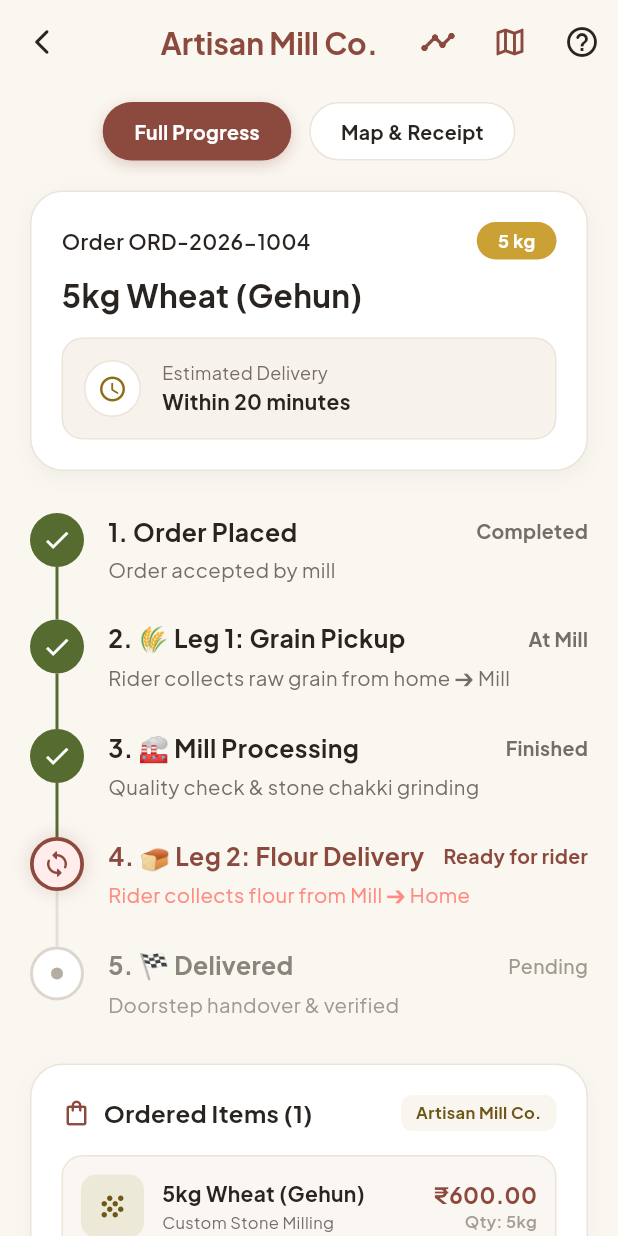
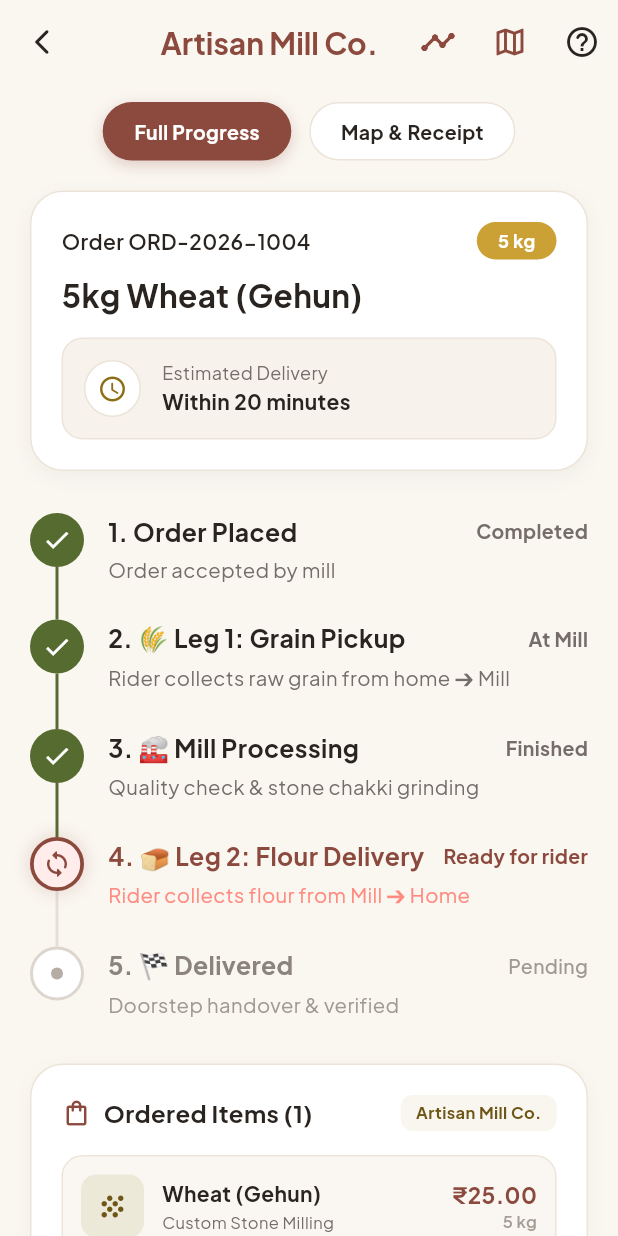
Before and after one commit to jaimiltrived/herdoor-, a Flutter app: the OrderTrackingScreen screen opened directly with sample values from the repository, on a phone screen of 412 x 824 dp. Run offline on Flutter 3.47's test engine with Material 3 defaults, Android fonts, the phone set to English and light mode, and no system bars; our stand-ins replace flutter_map, flutter_secure_storage, google_fonts, latlong2; accounts and stored records are empty; network calls fail.

Commit message:
Fix invoice and order tracking price breakdown consistency across Checkout, Invoice, and Tracking

```diff
--- a/frontend/lib/models/app_models.dart
+++ b/frontend/lib/models/app_models.dart
@@ -105,6 +105,7 @@
   final String deliveryAddress;
   final String paymentMethod;
   final double millingFee;
+  final double pickupFee;
   final double deliveryFee;
   final List<Map<String, dynamic>> items;
 
@@ -131,8 +132,9 @@
     this.pickupAddress = 'Home - 124 Heritage Way',
     this.deliveryAddress = 'Home - 124 Heritage Way',
     this.paymentMethod = 'Visa Card (•••• 4242)',
-    this.millingFee = 5.00,
-    this.deliveryFee = 2.50,
+    this.millingFee = 0.0,
+    this.pickupFee = 0.0,
+    this.deliveryFee = 0.0,
     this.items = const [],
     this.millPhone = '+919876543211',
     this.deliveryDriverName,
--- a/frontend/lib/models/merchant_models.dart
+++ b/frontend/lib/models/merchant_models.dart
@@ -156,6 +156,10 @@
   String? intakeStatus; // 'ACCEPTED' | 'REJECTED' | 'PENDING'
   final String? rejectionReason;
   final String? rejectionNotes;
+  final double pickupFee;
+  final double deliveryFee;
+  final double millingFee;
+  final List<Map<String, dynamic>> items;
 
   MerchantOrder({
     this.numericId,
@@ -178,6 +182,10 @@
     this.intakeStatus,
     this.rejectionReason,
     this.rejectionNotes,
+    this.pickupFee = 0.0,
+    this.deliveryFee = 35.0,
+    this.millingFee = 0.0,
+    this.items = const [],
   });
 
   factory MerchantOrder.fromJson(Map<String, dynamic> json) {
@@ -271,6 +279,17 @@
     if (json['timeline'] is List) {
       steps = (json['timeline'] as List)
           .map((item) => MerchantProcessStep.fromJson(item as Map<String, dynamic>))
+          .toList();
+    }
+
+    final double pickup = (json['pickupFee'] as num?)?.toDouble() ?? 0.0;
+    final double delivery = (json['deliveryFee'] as num?)?.toDouble() ?? 35.0;
+    final double milling = (json['millingFee'] as num?)?.toDouble() ?? 0.0;
+    List<Map<String, dynamic>> orderItems = [];
+    if (json['items'] is List) {
+      orderItems = (json['items'] as List)
+          .whereType<Map>()
+          .map((item) => Map<String, dynamic>.from(item))
           .toList();
     }
 
@@ -304,6 +323,10 @@
       intakeStatus: json['intakeStatus'] ?? (rawStatus == 'PROCESSING' ? 'ACCEPTED' : null),
       rejectionReason: json['rejectionReason'],
       rejectionNotes: json['rejectionNotes'],
+      pickupFee: pickup,
+      deliveryFee: delivery,
+      millingFee: milling,
+      items: orderItems,
     );
   }
 
--- a/frontend/lib/screens/dashboard_screen.dart
+++ b/frontend/lib/screens/dashboard_screen.dart
@@ -184,6 +184,10 @@
               isActive: true,
               estimatedDelivery: 'Within 20 minutes',
               statusStep: o.statusTag,
+              pickupFee: o.pickupFee,
+              deliveryFee: o.deliveryFee,
+              millingFee: o.millingFee,
+              items: o.items,
               trackingSteps: [
                 TrackingStep(title: 'Order Placed', subtitle: 'Received at mill', timeText: '10:00 AM', isCompleted: true),
                 TrackingStep(title: 'Grain Cleaning', subtitle: 'Moisture checked', timeText: '10:15 AM', isCompleted: true),
--- a/frontend/lib/screens/invoice_screen.dart
+++ b/frontend/lib/screens/invoice_screen.dart
@@ -92,6 +92,7 @@
       deliveryAddress: widget.address,
       paymentMethod: widget.paymentMethod,
       millingFee: widget.subtotal,
+      pickupFee: widget.pickupFee,
       deliveryFee: widget.deliveryFee,
       items: List<Map<String, dynamic>>.from(widget.cartItems.map((item) => Map<String, dynamic>.from(item))),
     );
--- a/frontend/lib/screens/order_tracking_screen.dart
+++ b/frontend/lib/screens/order_tracking_screen.dart
@@ -389,33 +389,88 @@
 
   List<Map<String, dynamic>> _getOrderItems() {
     if (_order.items.isNotEmpty) {
-      return _order.items;
-    }
-
-    final summary = _order.itemSummary;
-    final qtyNumber = int.tryParse(_order.quantityKg.replaceAll(RegExp(r'[^0-9]'), '')) ?? 5;
-    final total = _order.totalPrice > 0 ? _order.totalPrice : 13.52;
-
-    if (summary.contains(',')) {
-      final parts = summary.split(',');
-      final itemPrice = total / parts.length;
-      return parts.map((part) {
-        final name = part.trim();
+      return _order.items.map((item) {
+        final name = (item['name'] ?? 'Product').toString();
+        final num qty = (item['quantity'] is num)
+            ? item['quantity']
+            : (double.tryParse(item['quantity']?.toString() ?? '1') ?? 1);
+        final num rawPrice = (item['price'] is num)
+            ? item['price']
+            : (double.tryParse(item['price']?.toString() ?? '5') ?? 5.0);
+        final type = item['type']?.toString() ?? 'milling';
+        final isMilling = type == 'milling' || name.toLowerCase().contains('milling');
+
+        final double itemTotal = (item['itemTotal'] is num)
+            ? (item['itemTotal'] as num).toDouble()
+            : (item['total'] is num)
+                ? (item['total'] as num).toDouble()
+                : (rawPrice * qty).toDouble();
+
         return {
           'name': name,
-          'type': name.toLowerCase().contains('pack') || name.toLowerCase().contains('mix') ? 'readymade' : 'milling',
-          'quantity': 1,
-          'price': itemPrice,
+          'type': type,
+          'quantity': qty % 1 == 0 ? qty.toInt() : qty,
+          'price': rawPrice,
+          'itemTotal': itemTotal,
+          'isMilling': isMilling,
         };
       }).toList();
     }
 
+    final summary = _order.itemSummary.trim();
+    final rawParts = summary.split(RegExp(r',\s*')).map((s) => s.trim()).where((s) => s.isNotEmpty).toList();
+
+    if (rawParts.isNotEmpty) {
+      final parsed = <Map<String, dynamic>>[];
+      for (final part in rawParts) {
+        // Match expressions like "5kg Wheat (Gehun) (Milling)" or "15kg Ragi (Finger Millet) (Milling)"
+        final match = RegExp(r'^(\d+(\.\d+)?)\s*(kg|g|unit|x|pack|bag)?\s*(.*)$', caseSensitive: false).firstMatch(part);
+        double qty = 5.0;
+        String name = part;
+        if (match != null) {
+          qty = double.tryParse(match.group(1) ?? '5') ?? 5.0;
+          final remainder = match.group(4)?.trim() ?? '';
+          if (remainder.isNotEmpty) {
+            name = remainder;
+          }
+        }
+
+        final isMilling = part.toLowerCase().contains('milling') ||
+            part.toLowerCase().contains('grain') ||
+            part.toLowerCase().contains('gehun') ||
+            part.toLowerCase().contains('wheat') ||
+            part.toLowerCase().contains('ragi') ||
+            part.toLowerCase().contains('rice') ||
+            part.toLowerCase().contains('chawal') ||
+            part.toLowerCase().contains('bajra') ||
+            part.toLowerCase().contains('chana') ||
+            part.toLowerCase().contains('atta');
+
+        // Standard milling grinding fee is ₹5.00 per kg
+        final unitPrice = isMilling ? 5.0 : 35.0;
+        final itemTotal = qty * unitPrice;
+
+        parsed.add({
+          'name': name,
+          'type': isMilling ? 'milling' : 'readymade',
+          'quantity': qty % 1 == 0 ? qty.toInt() : qty,
+          'price': unitPrice,
+          'itemTotal': itemTotal,
+          'isMilling': isMilling,
+        });
+      }
+      return parsed;
+    }
+
+    final qtyNumber = int.tryParse(_order.quantityKg.replaceAll(RegExp(r'[^0-9]'), '')) ?? 5;
     return [
       {
-        'name': summary.isNotEmpty ? summary : '20kg Wheat (Gehun) (Milling)',
+        'name': summary.isNotEmpty ? summary : 'Wheat (Gehun) (Milling)',
         'type': 'milling',
         'quantity': qtyNumber,
-        'price': total,
+        'price': 5.0,
+        'itemTotal': qtyNumber * 5.0,
+        'isMilling': true,
       }
     ];
   }
@@ -1212,9 +1267,44 @@
 
   // --- ORDERED ITEMS BREAKDOWN BOX ---
   Widget _buildItemsSummaryBox(List<Map<String, dynamic>> items) {
-    final subtotal = _order.totalPrice > 0 ? _order.totalPrice : 13.52;
-    final millingFee = _order.millingFee > 0 ? _order.millingFee : 5.0;
-    final deliveryFee = _order.deliveryFee > 0 ? _order.deliveryFee : 2.50;
+    // 1. Calculate computed item subtotal
+    double computedItemsSubtotal = 0.0;
+    for (final item in items) {
+      final num itemTotal = (item['itemTotal'] is num)
+          ? item['itemTotal']
+          : (((item['price'] is num ? item['price'] : 5.0) as num) *
+              ((item['quantity'] is num ? item['quantity'] : 1) as num));
+      computedItemsSubtotal += itemTotal.toDouble();
+    }
+
+    // 2. Resolve grand total and fees with mathematical accuracy matching Checkout & Invoice
+    final double grandTotal = _order.totalPrice > 0
+        ? _order.totalPrice
+        : (computedItemsSubtotal > 0 ? computedItemsSubtotal + 55.0 : 105.0);
+
+    double resolvedDeliveryFee = _order.deliveryFee > 0 ? _order.deliveryFee : 35.0;
+    double resolvedPickupFee = _order.pickupFee;
+    double resolvedSubtotal = _order.millingFee > 0 ? _order.millingFee : computedItemsSubtotal;
+
+    // Harmonize fees so that subtotal + pickupFee + deliveryFee == grandTotal
+    final double feesSum = resolvedPickupFee + resolvedDeliveryFee;
+    if (resolvedPickupFee == 0.0 && (grandTotal - resolvedSubtotal) >= 50.0) {
+      resolvedPickupFee = 20.0;
+      resolvedDeliveryFee = 35.0;
+      resolvedSubtotal = grandTotal - (resolvedPickupFee + resolvedDeliveryFee);
+    } else if (resolvedSubtotal + feesSum != grandTotal) {
+      if (grandTotal >= 55.0) {
+        if (resolvedPickupFee == 0.0 && grandTotal > (computedItemsSubtotal + 35.0)) {
+          resolvedPickupFee = 20.0;
+        }
+        resolvedDeliveryFee = 35.0;
+        resolvedSubtotal = grandTotal - (resolvedPickupFee + resolvedDeliveryFee);
+      } else {
+        resolvedSubtotal = grandTotal > resolvedDeliveryFee ? (grandTotal - resolvedDeliveryFee) : grandTotal;
+      }
+    }
+
+    if (resolvedSubtotal < 0) resolvedSubtotal = 0;
 
     return Container(
       padding: const EdgeInsets.all(20),
@@ -1271,9 +1361,12 @@
           ...items.map((item) {
             final name = item['name']?.toString() ?? 'Flour Item';
             final qty = item['quantity'] ?? 1;
-            final price = (item['price'] is num) ? (item['price'] as num).toDouble() : 3.38;
             final type = item['type']?.toString() ?? 'milling';
-            final isMilling = type == 'milling' || name.toLowerCase().contains('milling');
+            final isMilling = item['isMilling'] == true || type == 'milling' || name.toLowerCase().contains('milling');
+            final num rawPrice = (item['price'] is num) ? item['price'] : 5.0;
+            final double itemTotal = (item['itemTotal'] is num)
+                ? (item['itemTotal'] as num).toDouble()
+                : (rawPrice * (qty is num ? qty : 1)).toDouble();
 
             return Container(
               margin: const EdgeInsets.only(bottom: 12.0),
@@ -1326,7 +1419,7 @@
                     crossAxisAlignment: CrossAxisAlignment.end,
                     children: [
                       Text(
-                        '₹${(price * (qty is int ? qty : 1)).toStringAsFixed(2)}',
+                        '₹${itemTotal.toStringAsFixed(2)}',
                         style: GoogleFonts.plusJakartaSans(
                           fontSize: 15,
                           fontWeight: FontWeight.bold,
@@ -1334,7 +1427,7 @@
                         ),
                       ),
                       Text(
-                        'Qty: $qty${isMilling && (qty is int && qty > 1) ? 'kg' : ''}',
+                        isMilling ? '$qty kg' : 'Qty: $qty',
                         style: GoogleFonts.plusJakartaSans(
                           fontSize: 11,
                           fontWeight: FontWeight.w600,
@@ -1352,25 +1445,41 @@
             mainAxisAlignment: MainAxisAlignment.spaceBetween,
             children: [
               Text(
-                'Milling & Processing Fee',
+                items.length > 1 ? 'Subtotal (${items.length} items)' : 'Subtotal (1 item)',
                 style: GoogleFonts.plusJakartaSans(fontSize: 13, color: AppTheme.textSecondary),
               ),
               Text(
-                '₹${millingFee.toStringAsFixed(2)}',
+                '₹${resolvedSubtotal.toStringAsFixed(2)}',
                 style: GoogleFonts.plusJakartaSans(fontSize: 13, fontWeight: FontWeight.w600, color: AppTheme.textPrimary),
               ),
             ],
           ),
+          if (resolvedPickupFee > 0) ...[
+            const SizedBox(height: 6),
+            Row(
+              mainAxisAlignment: MainAxisAlignment.spaceBetween,
+              children: [
+                Text(
+                  'Pickup Fee',
+                  style: GoogleFonts.plusJakartaSans(fontSize: 13, color: AppTheme.textSecondary),
+                ),
+                Text(
+                  '₹${resolvedPickupFee.toStringAsFixed(2)}',
+                  style: GoogleFonts.plusJakartaSans(fontSize: 13, fontWeight: FontWeight.w600, color: AppTheme.textPrimary),
+                ),
+              ],
+            ),
+          ],
           const SizedBox(height: 6),
           Row(
             mainAxisAlignment: MainAxisAlignment.spaceBetween,
             children: [
               Text(
-                'Delivery & Handling Fee',
+                'Delivery Fee',
                 style: GoogleFonts.plusJakartaSans(fontSize: 13, color: AppTheme.textSecondary),
               ),
               Text(
-                '₹${deliveryFee.toStringAsFixed(2)}',
+                '₹${resolvedDeliveryFee.toStringAsFixed(2)}',
                 style: GoogleFonts.plusJakartaSans(fontSize: 13, fontWeight: FontWeight.w600, color: AppTheme.textPrimary),
               ),
             ],
@@ -1391,7 +1500,7 @@
                     ),
                   ),
                   Text(
-                    _order.paymentMethod,
+                    _order.paymentMethod.isNotEmpty ? _order.paymentMethod : 'Visa Card (•••• 4242)',
                     style: GoogleFonts.plusJakartaSans(
                       fontSize: 11,
                       color: const Color(0xFF27AE60),
@@ -1401,7 +1510,7 @@
                 ],
               ),
               Text(
-                '₹${subtotal.toStringAsFixed(2)}',
+                '₹${grandTotal.toStringAsFixed(2)}',
                 style: GoogleFonts.plusJakartaSans(
                   fontSize: 19,
                   fontWeight: FontWeight.bold,
--- a/frontend/lib/screens/orders_list_screen.dart
+++ b/frontend/lib/screens/orders_list_screen.dart
@@ -84,6 +84,10 @@
           isActive: isActive,
           date: o.timeAgo,
           selectedGrain: o.grainType,
+          pickupFee: o.pickupFee,
+          deliveryFee: o.deliveryFee,
+          millingFee: o.millingFee,
+          items: o.items,
           trackingSteps: [
             TrackingStep(title: 'Order Placed', subtitle: 'Received at mill', timeText: '10:00 AM', isCompleted: true),
             TrackingStep(title: 'Grain Cleaning', subtitle: 'Moisture checked', timeText: '10:15 AM', isCompleted: true),
--- a/frontend/lib/screens/payment_methods_screen.dart
+++ b/frontend/lib/screens/payment_methods_screen.dart
@@ -266,6 +266,7 @@
                       deliveryAddress: widget.address,
                       paymentMethod: paymentStr,
                       millingFee: widget.subtotal,
+                      pickupFee: widget.pickupFee,
                       deliveryFee: widget.deliveryFee,
                       items: widget.cartItems,
                       trackingSteps: [
```
